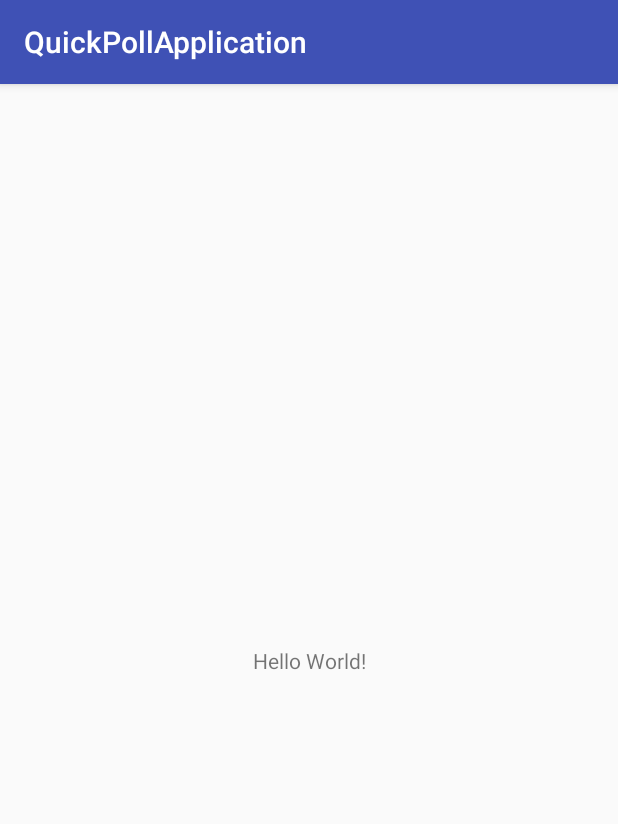
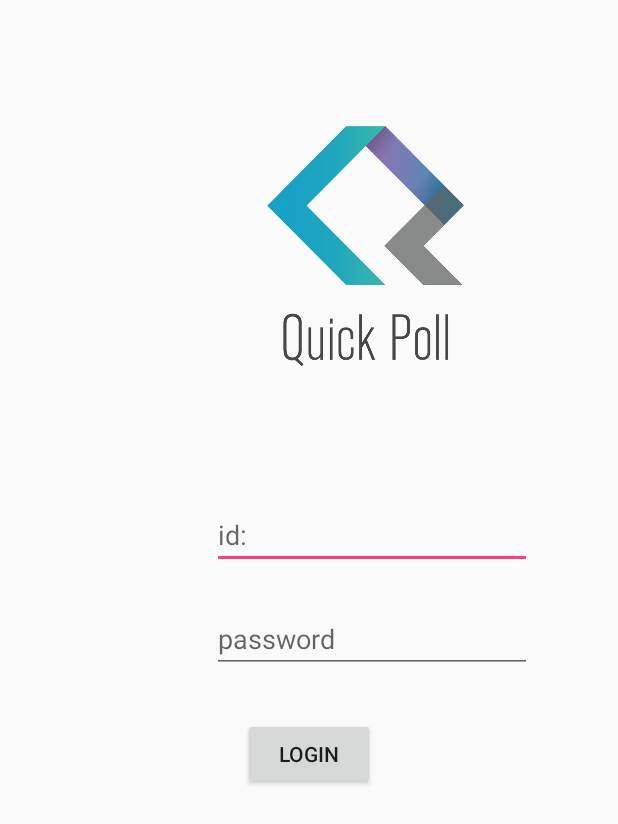
Before and after one commit to QuickPoll/QuickPollApplication, an Android app: the screen it shows after launch (MainActivity before the commit, Activity_Login after it), on a phone screen of 412 x 824 dp. Shown: the top 824 px of the screen. Run offline under Robolectric (Android 15) with nearby library versions, the phone set to English and light mode, and no system bars.

Commit message:
로그인 Activity 구현

```diff
--- a/app/src/main/AndroidManifest.xml
+++ b/app/src/main/AndroidManifest.xml
@@ -9,12 +9,13 @@
         android:roundIcon="@mipmap/ic_launcher_round"
         android:supportsRtl="true"
         android:theme="@style/AppTheme">
-        <activity android:name=".MainActivity">
+        <activity android:name=".Activity_Login">
             <intent-filter>
                 <action android:name="android.intent.action.MAIN" />
-
                 <category android:name="android.intent.category.LAUNCHER" />
             </intent-filter>
+        </activity>
+        <activity android:name=".Activity_PageAfterLogin">
         </activity>
     </application>
 
--- /dev/null
+++ b/app/src/main/java/skuniv/ac/kr/quickpollapplication/Activity_Login.java
@@ -0,0 +1,52 @@
+package skuniv.ac.kr.quickpollapplication;
+
+import android.content.Intent;
+import android.content.pm.ProviderInfo;
+import android.os.Bundle;
+import android.support.v7.app.AppCompatActivity;
+import android.util.Log;
+import android.view.View;
+import android.widget.Button;
+import android.widget.EditText;
+import android.widget.TextView;
+
+/**
+ * Created by Juhyun on 2017-10-17.
+ */
+
+public class Activity_Login extends AppCompatActivity {
+
+    public String input_id = "";
+    public String input_password = "";
+    private EditText id_edit, password_edit;
+    private Button login_button;
+    @Override
+    protected void onCreate(Bundle savedInstanceState) {
+        super.onCreate(savedInstanceState);
+        setContentView(R.layout.activity_login);
+
+        id_edit = (EditText)findViewById(R.id.editText_id);
+        password_edit = (EditText)findViewById(R.id.editText_password);
+        login_button = (Button)findViewById(R.id.button_login);
+
+
+        login_button.setOnClickListener(new View.OnClickListener() {
+            @Override
+            public void onClick(View view) {
+
+                input_id = id_edit.getText().toString();
+                input_password = password_edit.getText().toString();
+                if(input_id!=null && input_password != null) {
+                    Intent intent = new Intent(Activity_Login.this, Activity_PageAfterLogin.class);
+                    intent.putExtra("id", input_id);
+                    intent.putExtra("password", input_password);
+                    Log.d("check", input_id+", " + input_password + "!!!");
+                    startActivity(intent);
+                }
+            }
+        });
+
+    }
+
+
+}
--- a/app/src/main/java/skuniv/ac/kr/quickpollapplication/MainActivity.java
+++ b/app/src/main/java/skuniv/ac/kr/quickpollapplication/MainActivity.java
@@ -5,9 +5,12 @@ import android.os.Bundle;
 
 public class MainActivity extends AppCompatActivity {
 
+
     @Override
     protected void onCreate(Bundle savedInstanceState) {
         super.onCreate(savedInstanceState);
         setContentView(R.layout.activity_main);
     }
+
+
 }
--- /dev/null
+++ b/app/src/main/res/layout/activity_login.xml
@@ -0,0 +1,51 @@
+<?xml version="1.0" encoding="utf-8"?>
+<RelativeLayout xmlns:android="http://schemas.android.com/apk/res/android"
+    android:orientation="vertical" android:layout_width="match_parent"
+    android:layout_height="match_parent">
+
+    <ImageView
+        android:layout_height ="160dp"
+        android:layout_width="150dp"
+        android:src="@drawable/logo"
+        android:layout_marginTop="84dp"
+        android:layout_alignParentTop="true"
+        android:layout_alignParentEnd="true"
+        android:layout_marginEnd="93dp"
+        android:id="@+id/imageView" />
+
+    <EditText
+        android:id="@+id/editText_id"
+        android:layout_width="wrap_content"
+        android:layout_height="wrap_content"
+        android:layout_marginEnd="57dp"
+        android:layout_marginTop="90dp"
+        android:ems="10"
+        android:inputType="textPersonName"
+        android:text=""
+        android:hint="id:"
+        android:layout_below="@+id/imageView"
+        android:layout_alignParentEnd="true" />
+
+    <EditText
+        android:id="@+id/editText_password"
+        android:layout_width="wrap_content"
+        android:layout_height="wrap_content"
+        android:layout_alignEnd="@+id/editText_id"
+        android:layout_below="@+id/editText_id"
+        android:layout_marginTop="24dp"
+        android:ems="10"
+        android:inputType="textPersonName"
+        android:text=""
+        android:hint="password"/>
+
+    <Button
+        android:id="@+id/button_login"
+        android:layout_width="wrap_content"
+        android:layout_height="wrap_content"
+        android:text="LOGIN"
+        android:layout_below="@+id/editText_password"
+        android:layout_centerHorizontal="true"
+        android:layout_marginTop="30dp" />
+
+
+</RelativeLayout>
--- a/app/src/main/res/values/styles.xml
+++ b/app/src/main/res/values/styles.xml
@@ -1,7 +1,7 @@
 <resources>
 
     <!-- Base application theme. -->
-    <style name="AppTheme" parent="Theme.AppCompat.Light.DarkActionBar">
+    <style name="AppTheme" parent="Theme.AppCompat.Light.NoActionBar">
         <!-- Customize your theme here. -->
         <item name="colorPrimary">@color/colorPrimary</item>
         <item name="colorPrimaryDark">@color/colorPrimaryDark</item>
--- a/build.gradle
+++ b/build.gradle
@@ -5,7 +5,7 @@ buildscript {
         jcenter()
     }
     dependencies {
-        classpath 'com.android.tools.build:gradle:2.3.0'
+        classpath 'com.android.tools.build:gradle:2.3.3'
 
         // NOTE: Do not place your application dependencies here; they belong
         // in the individual module build.gradle files
```
Also changed, not shown: app/src/main/java/skuniv/ac/kr/quickpollapplication/Activity_PageAfterLogin.java (added, +30 -0 lines), app/src/main/res/layout/activity_page_after_login.xml (added, +14 -0 lines), app/src/main/res/drawable/logo.png (added), app/src/main/res/drawable/quickpoll_login.png (added), 14 other files.
